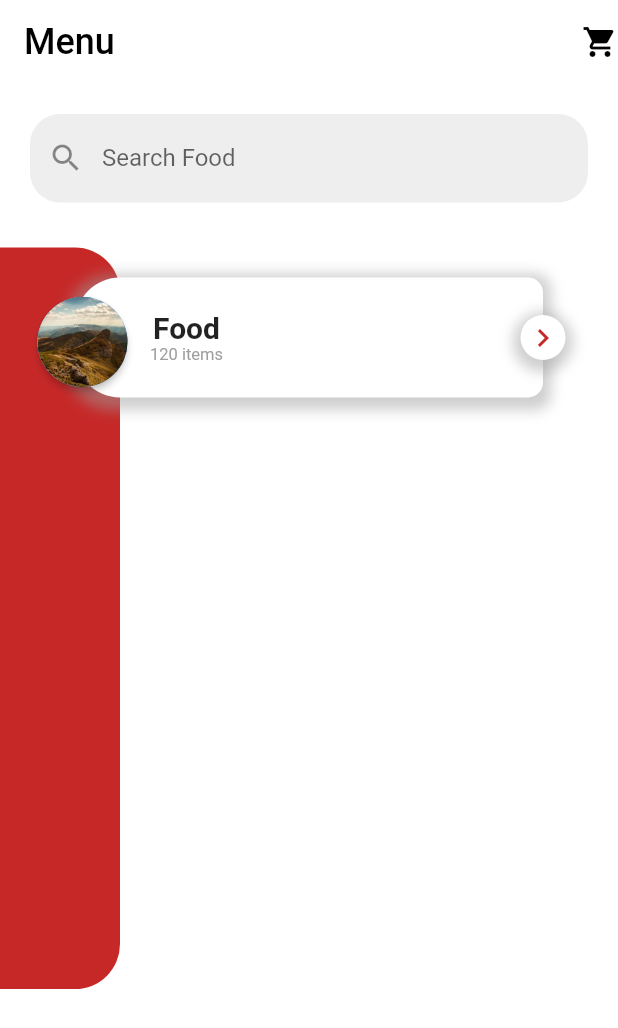
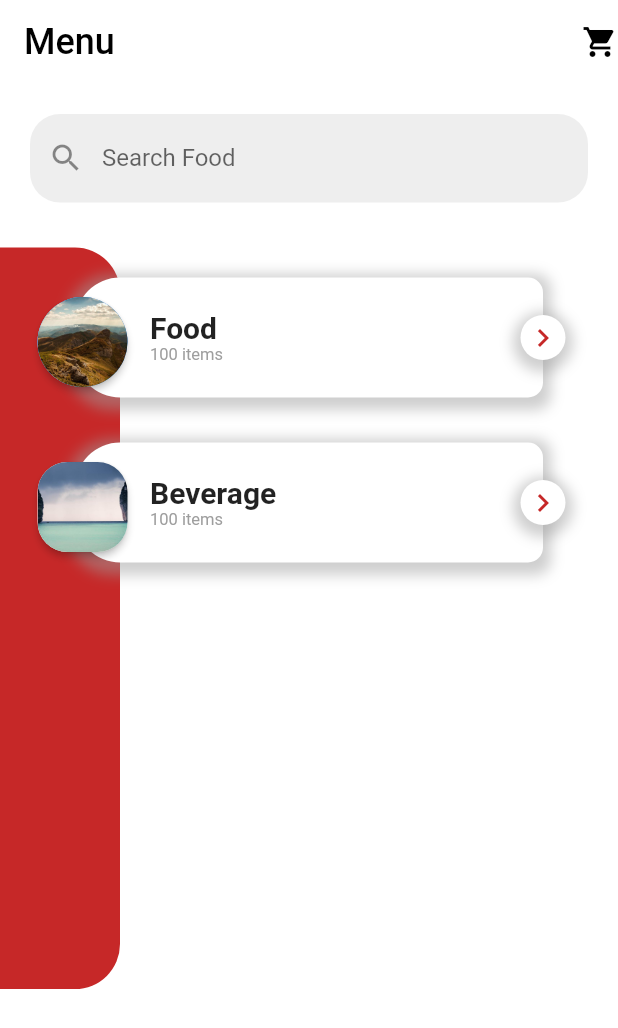
Before and after one commit to ws8149/flutter-food-delivery, a Flutter app: the screen it shows after launch, on a phone screen of 412 x 824 dp. Shown: the top 1028 px of the screen. Run offline on Flutter 3.47's test engine with Material 2 defaults, Android fonts, the phone set to English and light mode, and no system bars.

Commit message:
add random function

```diff
--- a/lib/pages/HomePage.dart
+++ b/lib/pages/HomePage.dart
@@ -2,6 +2,7 @@ import 'package:flutter/material.dart';
 
 import '../components/AppNavBar.dart';
 import '../components/AppScaffold.dart';
+import 'dart:math';
 
 
 class HomePage extends StatefulWidget {
@@ -49,7 +50,64 @@ class _HomePageState extends State<HomePage> {
                 Column(
                   children: [
                     SizedBox(height: 30),
-                    Stack(
+
+                    MenuButton(
+                      imageIcon: Material(
+                        borderRadius: BorderRadius.circular(30),
+                        elevation: 2,
+                        child: CircleAvatar(
+                            radius: 30,
+                            child: ClipOval(
+                              child: Image(image: AssetImage('lib/assets/food.jpg'))
+                            ),
+                        ),
+                      ),
+                      label: 'Food',
+                      sublabel: '${Random().nextInt(120).toString()} items',
+                    ),
+
+                    SizedBox(height: 30),
+
+                    MenuButton(
+                      imageIcon: Material(
+                        borderRadius: BorderRadius.circular(20),
+                        elevation: 2,
+                        child: ClipRRect(
+                            borderRadius: BorderRadius.circular(20.0),
+                            child: Image(
+                              image: AssetImage('lib/assets/beverage.jpg'),
+                              width: 60,
+                              height: 60,
+                            )
+                        ),
+                      ),
+                      label: 'Beverage',
+                      sublabel: '${Random().nextInt(120).toString()} items',
+                    ),
+                  ],
+                ),
+              ],
+            ),
+          ),
+        ],
+      ),
+
+    );
+  }
+}
+
+class MenuButton extends StatelessWidget {
+  final Widget imageIcon;
+  final String label;
+  final String sublabel;
+
+  const MenuButton({
+    Key? key, required this.imageIcon, required this.label, required this.sublabel,
+  }) : super(key: key);
+
+  @override
+  Widget build(BuildContext context) {
+    return Stack(
       children: [
         Row(
           children: [
@@ -80,9 +138,10 @@ class _HomePageState extends State<HomePage> {
                     Container(
                       child: Column(
                         mainAxisAlignment: MainAxisAlignment.center,
+                        crossAxisAlignment: CrossAxisAlignment.start,
                         children: [
-                                          Text('Food', style: TextStyle(fontSize: 20, fontWeight: FontWeight.bold)),
-                                          Text('120 items', style: TextStyle(fontSize: 11, color: Colors.grey)),
+                          Text(label, style: TextStyle(fontSize: 20, fontWeight: FontWeight.bold)),
+                          Text(sublabel, style: TextStyle(fontSize: 11, color: Colors.grey)),
                         ],
                       ),
                     )
@@ -96,10 +155,7 @@ class _HomePageState extends State<HomePage> {
         Positioned(
             top: 13,
             left: 25,
-                            child: ImageIcon(
-                                image: Image(image: AssetImage('lib/assets/food.jpg')),
-                                radius: 30
-                            )
+            child: imageIcon
         ),
         Positioned(
             top: 25,
@@ -107,16 +163,6 @@ class _HomePageState extends State<HomePage> {
             child: ChevronIcon()
         ),
       ],
-
-                    ),
-
-                  ],
-                ),
-              ],
-            ),
-          ),
-        ],
-      ),
 
     );
   }
@@ -146,31 +192,6 @@ class ChevronIcon extends StatelessWidget {
         width: 30,
         child: Icon(Icons.chevron_right, color: Colors.red.shade800),
 
-    );
-  }
-}
-
-class ImageIcon extends StatelessWidget {
-  final Image image;
-  final double radius;
-
-  const ImageIcon({
-    Key? key,
-    required this.image,
-    required this.radius,
-  }) : super(key: key);
-
-  @override
-  Widget build(BuildContext context) {
-    return Material(
-      borderRadius: BorderRadius.circular(radius),
-      elevation: 2,
-      child: CircleAvatar(
-        radius: radius,
-        child: ClipOval(
-          child: image,
-        )
-      ),
     );
   }
 }
```
Lines whose indentation alone changed are shown as unchanged.
